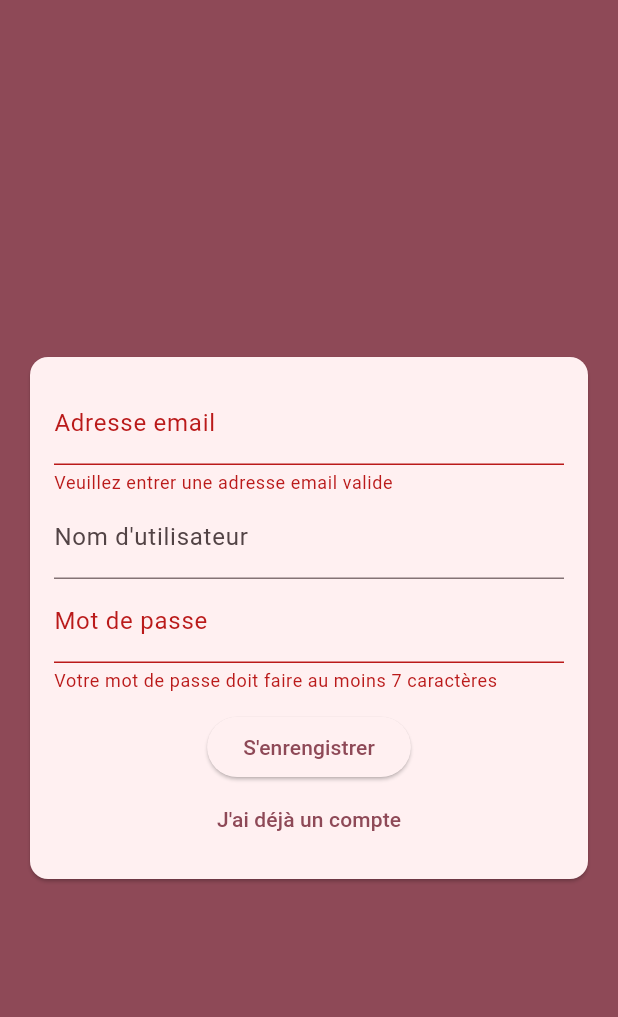
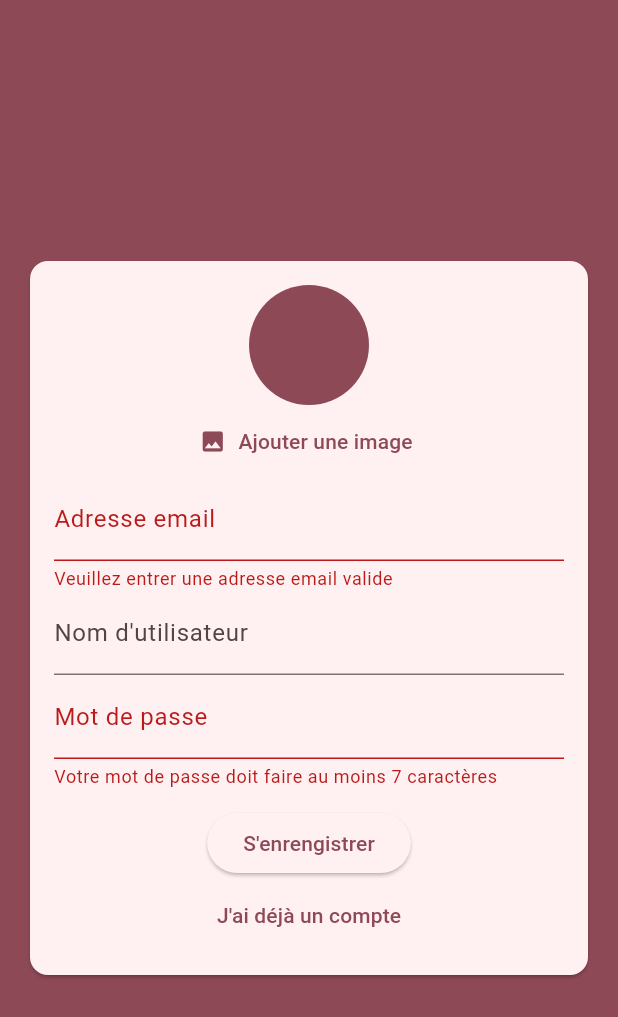
Before and after one commit to ossydreos/classroom, a Flutter app: the screen it shows after launch, after a tap on "Connexion", after a tap on "Nouvel utilisateur", on a phone screen of 412 x 824 dp. Shown: the top 1017 px of the screen. Run offline on Flutter 3.47's test engine with Material 3 defaults, Android fonts, the phone set to English and light mode, and no system bars; our stand-ins replace cloud_firestore, firebase_auth, firebase_core, firebase_storage, image_picker; accounts and stored records are empty; network calls fail; statements that could not run were skipped.

Commit message:
mise en place upload image pour creation compte (toujours bugé)

```diff
--- a/lib/screens/auth_screen.dart
+++ b/lib/screens/auth_screen.dart
@@ -1,7 +1,10 @@
+import 'dart:io';
+
 import 'package:flutter/material.dart';
 import 'package:firebase_auth/firebase_auth.dart';
 import 'package:flutter/services.dart';
 import 'package:cloud_firestore/cloud_firestore.dart';
+import 'package:firebase_storage/firebase_storage.dart';
 
 import '../widgets/auth/auth_form.dart';
 
@@ -19,6 +22,7 @@
     String email,
     String password,
     String username,
+    File image,
     bool isLogIn,
     BuildContext ctx,
   ) async {
@@ -41,11 +45,21 @@
           password: password,
         );
 
+        final ref = FirebaseStorage.instance
+            .ref()
+            .child('user_images')
+            .child(userCredential.user!.uid + '.jpg');
+        await ref.putFile(image);
+
+        final url = await ref.getDownloadURL();
+
+
         await FirebaseFirestore.instance.collection('users').doc(userCredential.user!.uid).set({
         'username' : username,
         'email' : email,
+        'image_url': url,
       });
-
+      print('Image URL: $url');
       }
 
 
--- a/lib/widgets/auth/auth_form.dart
+++ b/lib/widgets/auth/auth_form.dart
@@ -1,17 +1,24 @@
+import 'dart:io';
+
 import 'package:flutter/material.dart';
+import 'package:image_picker/image_picker.dart';
+import '../pickers/user_image_picker.dart';
 
 class AuthForm extends StatefulWidget {
-  AuthForm(this.submitFn, this.isLoading);
+ AuthForm(
+    this.submitFn,
+    this.isLoading,
+  );
 
+  final bool isLoading;
   final void Function(
     String email,
     String password,
-    String username,
-    bool isLogIn,
+    String userName,
+    File image,
+    bool isLogin,
     BuildContext ctx,
-  )
-  submitFn;
-  final bool isLoading;
+  ) submitFn;
 
   @override
   State<AuthForm> createState() => _AuthFormState();
@@ -24,20 +31,33 @@
   String _userEmail = '';
   String _userName = '';
   String _userPassword = '';
+  File? _userImageFile; // correction ici
+
+  void _pickedImage(File image) {
+    _userImageFile = image;
+  }
 
   void _trySubmit() {
-    final form = _formKey.currentState;
+    final isValid = _formKey.currentState!.validate();
     FocusScope.of(context).unfocus();
-    if (form != null) {
-      final isValid = form.validate();
-      if (!isValid) {
-        return;
-      }
-      form.save();
+
+    if (_userImageFile == null && !_isLogIn) {
+      ScaffoldMessenger.of(context).showSnackBar(
+        SnackBar(
+          content: Text('Please pick an image.'),
+          backgroundColor: Theme.of(context).colorScheme.error,
+        ),
+      );
+      return;
+    }
+
+    if (isValid) {
+      _formKey.currentState!.save();
       widget.submitFn(
         _userEmail.trim(),
         _userPassword.trim(),
         _userName.trim(),
+        _userImageFile!,
         _isLogIn,
         context,
       );
@@ -57,6 +77,7 @@
               child: Column(
                 mainAxisSize: MainAxisSize.min,
                 children: <Widget>[
+                  if (!_isLogIn) UserImagePicker(_pickedImage),
                   TextFormField(
                     key: ValueKey('email'),
                     validator: (value) {
--- /dev/null
+++ b/lib/widgets/pickers/user_image_picker.dart
@@ -0,0 +1,50 @@
+import 'dart:io';
+
+import 'package:flutter/material.dart';
+import 'package:image_picker/image_picker.dart';
+
+class UserImagePicker extends StatefulWidget {
+  UserImagePicker(this.imagePickFn);
+
+  final void Function(File pickedImage) imagePickFn;
+
+  @override
+  State<UserImagePicker> createState() => _UserImagePickerState();
+}
+
+class _UserImagePickerState extends State<UserImagePicker> {
+  File? _pickedImage;
+
+  void _pickImage() async {
+    final pickedImageFile = await ImagePicker().pickImage(
+      source: ImageSource.camera,
+      imageQuality: 50,
+      maxWidth: 150,
+    );
+    if (pickedImageFile == null) return;
+    setState(() {
+      _pickedImage = File(pickedImageFile.path);
+    });
+    widget.imagePickFn(File(pickedImageFile.path));
+  }
+
+  @override
+  Widget build(BuildContext context) {
+    return Column(
+      children: <Widget>[
+        CircleAvatar(
+          radius: 40,
+          backgroundColor: Theme.of(context).colorScheme.primary,
+          backgroundImage: _pickedImage != null
+              ? FileImage(_pickedImage!)
+              : null,
+        ),
+        TextButton.icon(
+          onPressed: _pickImage,
+          icon: Icon(Icons.image),
+          label: Text('Ajouter une image'),
+        ),
+      ],
+    );
+  }
+}
--- a/pubspec.yaml
+++ b/pubspec.yaml
@@ -37,6 +37,8 @@
   cloud_firestore: 6.0.0
   firebase_core: 4.0.0
   firebase_auth: ^6.0.1
+  image_picker: ^1.1.2
+  firebase_storage: ^13.0.0
 
 dev_dependencies:
   flutter_test:
```
